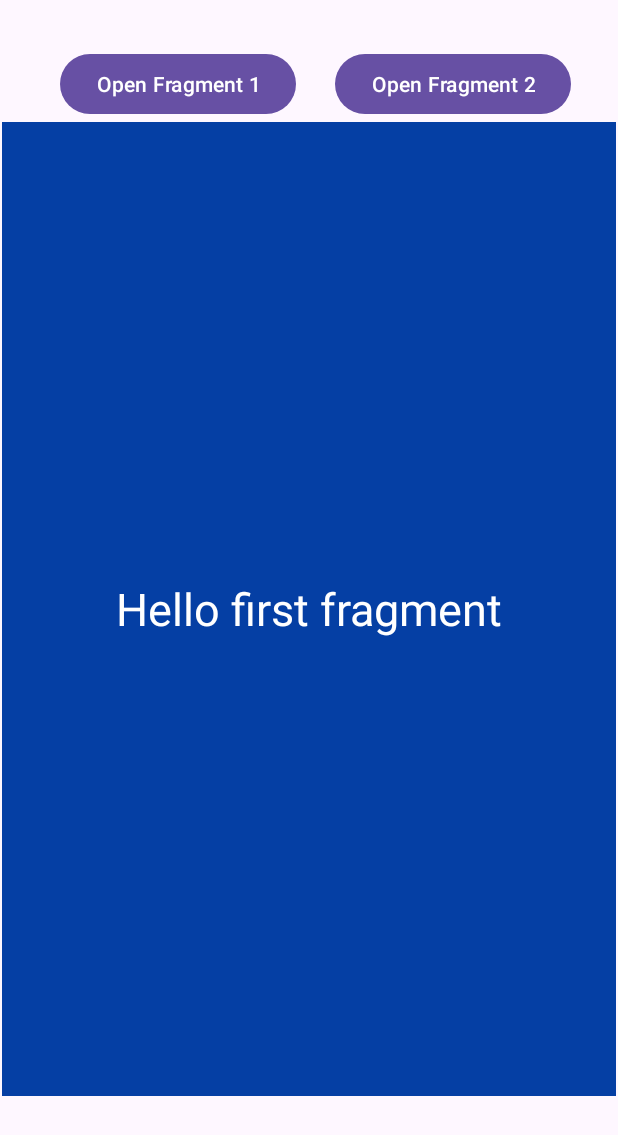
After one commit to Sprajapati123/34A-kotlin, an Android app: the BaseActivity screen opened directly, with no data from a screen before it, on a phone screen of 412 x 824 dp. The commit adds this screen. Shown: the top 1135 px of the screen. Run offline under Robolectric (Android 15) with nearby library versions, the phone set to English and light mode, and no system bars.

Commit message:
fragments

```diff
--- a/app/src/main/AndroidManifest.xml
+++ b/app/src/main/AndroidManifest.xml
@@ -18,6 +18,15 @@
         android:supportsRtl="true"
         android:theme="@style/Theme._34A"
         tools:targetApi="31">
+        <activity
+            android:name=".fragments.BaseActivity"
+            android:exported="true">
+            <intent-filter>
+                <action android:name="android.intent.action.MAIN" />
+
+                <category android:name="android.intent.category.LAUNCHER" />
+            </intent-filter>
+        </activity>
         <activity
             android:name=".LoginActivity"
             android:exported="true">
--- a/app/src/main/java/com/example/a34a/adapter/FruitsAdapter.kt
+++ b/app/src/main/java/com/example/a34a/adapter/FruitsAdapter.kt
@@ -10,7 +10,6 @@ import com.example.a34a.R
 
 class FruitsAdapter(var nameList: ArrayList<String>, var imageList: ArrayList<Int>) :
     BaseAdapter() {
-
 
     override fun getCount(): Int {
         return nameList.size
--- a/app/src/main/java/com/example/a34a/adapter/RecyclerAdapter.kt
+++ b/app/src/main/java/com/example/a34a/adapter/RecyclerAdapter.kt
@@ -19,7 +19,6 @@ class RecyclerAdapter(
         var descrription : TextView = view.findViewById(R.id.textViewDescription)
         var images : ImageView = view.findViewById(R.id.imageView3)
     }
-
     override fun onCreateViewHolder(parent: ViewGroup, viewType: Int): FruitsViewHolder {
         var view : View = LayoutInflater.from(parent.context).inflate(R.layout.sample_recycler_view_1,parent,false)
 
--- /dev/null
+++ b/app/src/main/java/com/example/a34a/fragments/BaseActivity.kt
@@ -0,0 +1,45 @@
+package com.example.a34a.fragments
+
+import android.os.Bundle
+import androidx.activity.enableEdgeToEdge
+import androidx.appcompat.app.AppCompatActivity
+import androidx.core.view.ViewCompat
+import androidx.core.view.WindowInsetsCompat
+import androidx.fragment.app.Fragment
+import androidx.fragment.app.FragmentManager
+import androidx.fragment.app.FragmentTransaction
+import com.example.a34a.R
+import com.example.a34a.databinding.ActivityBaseBinding
+
+class BaseActivity : AppCompatActivity() {
+    lateinit var baseBinding : ActivityBaseBinding
+    override fun onCreate(savedInstanceState: Bundle?) {
+        super.onCreate(savedInstanceState)
+        enableEdgeToEdge()
+        baseBinding = ActivityBaseBinding.inflate(layoutInflater)
+        val view = baseBinding.root
+        setContentView(view)
+        replaceFragment(FirstFragment(),true)
+        baseBinding.btnReplace.setOnClickListener {
+            replaceFragment(FirstFragment(),false)
+
+        }
+        baseBinding.btnReplace2.setOnClickListener {
+            replaceFragment(SecondFragment(),false)
+
+        }
+        ViewCompat.setOnApplyWindowInsetsListener(findViewById(R.id.main)) { v, insets ->
+            val systemBars = insets.getInsets(WindowInsetsCompat.Type.systemBars())
+            v.setPadding(systemBars.left, systemBars.top, systemBars.right, systemBars.bottom)
+            insets
+        }
+    }
+
+    private fun replaceFragment(fragment: Fragment,add: Boolean) {
+        val fragmentManager : FragmentManager = supportFragmentManager
+        val fragmentTransaction : FragmentTransaction = fragmentManager.beginTransaction()
+
+        fragmentTransaction.replace(R.id.frameLayout,fragment)
+        fragmentTransaction.commit()
+    }
+}
--- /dev/null
+++ b/app/src/main/java/com/example/a34a/fragments/FirstFragment.kt
@@ -0,0 +1,20 @@
+package com.example.a34a.fragments
+
+import android.os.Bundle
+import androidx.fragment.app.Fragment
+import android.view.LayoutInflater
+import android.view.View
+import android.view.ViewGroup
+import com.example.a34a.R
+
+class FirstFragment : Fragment() {
+    override fun onCreateView(
+        inflater: LayoutInflater, container: ViewGroup?,
+        savedInstanceState: Bundle?
+    ): View? {
+        // Inflate the layout for this fragment
+        return inflater.inflate(R.layout.fragment_first, container, false)
+    }
+
+
+}
--- /dev/null
+++ b/app/src/main/java/com/example/a34a/fragments/SecondFragment.kt
@@ -0,0 +1,20 @@
+package com.example.a34a.fragments
+
+import android.os.Bundle
+import androidx.fragment.app.Fragment
+import android.view.LayoutInflater
+import android.view.View
+import android.view.ViewGroup
+import com.example.a34a.R
+
+class SecondFragment : Fragment() {
+     override fun onCreateView(
+        inflater: LayoutInflater, container: ViewGroup?,
+        savedInstanceState: Bundle?
+    ): View? {
+        // Inflate the layout for this fragment
+        return inflater.inflate(R.layout.fragment_second, container, false)
+    }
+
+
+}
--- /dev/null
+++ b/app/src/main/res/layout/activity_base.xml
@@ -0,0 +1,44 @@
+<?xml version="1.0" encoding="utf-8"?>
+<androidx.constraintlayout.widget.ConstraintLayout xmlns:android="http://schemas.android.com/apk/res/android"
+    xmlns:app="http://schemas.android.com/apk/res-auto"
+    xmlns:tools="http://schemas.android.com/tools"
+    android:id="@+id/main"
+    android:layout_width="match_parent"
+    android:layout_height="match_parent"
+    tools:context=".fragments.BaseActivity">
+
+    <Button
+        android:id="@+id/btnReplace"
+        android:layout_width="wrap_content"
+        android:layout_height="wrap_content"
+        android:layout_marginStart="40dp"
+        android:layout_marginTop="32dp"
+        android:text="Open Fragment 1"
+        app:layout_constraintStart_toStartOf="parent"
+        app:layout_constraintTop_toTopOf="parent" />
+
+    <Button
+        android:id="@+id/btnReplace2"
+        android:layout_width="wrap_content"
+        android:layout_height="wrap_content"
+        android:layout_marginStart="75dp"
+        android:layout_marginTop="32dp"
+        android:layout_marginEnd="81dp"
+        android:text="Open Fragment 2"
+        app:layout_constraintEnd_toEndOf="parent"
+        app:layout_constraintStart_toEndOf="@+id/btnReplace"
+        app:layout_constraintTop_toTopOf="parent" />
+
+    <FrameLayout
+        android:id="@+id/frameLayout"
+        android:layout_width="409dp"
+        android:layout_height="649dp"
+        android:layout_marginStart="1dp"
+        android:layout_marginTop="1dp"
+        android:layout_marginEnd="1dp"
+        app:layout_constraintEnd_toEndOf="parent"
+        app:layout_constraintStart_toStartOf="parent"
+        app:layout_constraintTop_toBottomOf="@+id/btnReplace">
+
+    </FrameLayout>
+</androidx.constraintlayout.widget.ConstraintLayout>
--- /dev/null
+++ b/app/src/main/res/layout/fragment_first.xml
@@ -0,0 +1,19 @@
+<?xml version="1.0" encoding="utf-8"?>
+<LinearLayout xmlns:android="http://schemas.android.com/apk/res/android"
+    xmlns:tools="http://schemas.android.com/tools"
+    android:layout_width="match_parent"
+    android:orientation="vertical"
+    android:background="@color/blue"
+    android:layout_height="match_parent"
+    tools:context=".fragments.FirstFragment">
+
+    <!-- TODO: Update blank fragment layout -->
+    <TextView
+        android:layout_width="match_parent"
+        android:layout_height="match_parent"
+        android:textSize="30sp"
+        android:gravity="center"
+        android:textColor="@color/white"
+        android:text="Hello first fragment" />
+
+</LinearLayout>
--- /dev/null
+++ b/app/src/main/res/layout/fragment_second.xml
@@ -0,0 +1,19 @@
+<?xml version="1.0" encoding="utf-8"?>
+<LinearLayout xmlns:android="http://schemas.android.com/apk/res/android"
+    xmlns:tools="http://schemas.android.com/tools"
+    android:layout_width="match_parent"
+    android:orientation="vertical"
+    android:layout_height="match_parent"
+    android:background="@color/red"
+    tools:context=".fragments.SecondFragment">
+
+    <!-- TODO: Update blank fragment layout -->
+    <TextView
+        android:layout_width="match_parent"
+        android:layout_height="match_parent"
+        android:textSize="30sp"
+        android:gravity="center"
+        android:textColor="@color/white"
+        android:text="Hello second fragment" />
+
+</LinearLayout>
--- a/app/src/main/res/values/colors.xml
+++ b/app/src/main/res/values/colors.xml
@@ -2,4 +2,6 @@
 <resources>
     <color name="black">#FF000000</color>
     <color name="white">#FFFFFFFF</color>
+    <color name="red">#E41D1D</color>
+    <color name="blue">#053FA4</color>
 </resources>
--- a/app/src/main/res/values/strings.xml
+++ b/app/src/main/res/values/strings.xml
@@ -22,4 +22,6 @@
         <item>Uk</item>
 
     </string-array>
+    <!-- TODO: Remove or change this placeholder text -->
+    <string name="hello_blank_fragment">Hello blank fragment</string>
 </resources>
```
